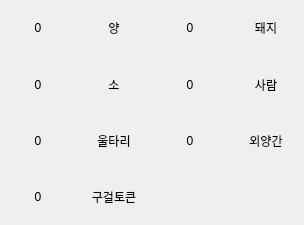
kimmoney/Agricola, file Agricola_Front/PersonalField/personal_resource.ui: the form before one commit.
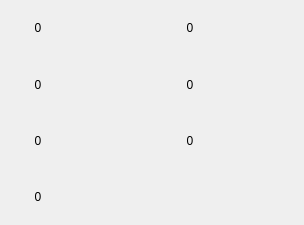
The form after the commit. The open tabs and pages were chosen to show the change. Icons and pictures are not drawn.

```diff
--- a/Agricola_Front/PersonalField/personal_resource.ui
+++ b/Agricola_Front/PersonalField/personal_resource.ui
@@ -447,8 +447,11 @@
              <verstretch>0</verstretch>
             </sizepolicy>
            </property>
+           <property name="styleSheet">
+            <string notr="true">border-image: url(:/newPrefix/images/worker_none.png);</string>
+           </property>
            <property name="text">
-            <string>사람</string>
+            <string/>
            </property>
            <property name="alignment">
             <set>Qt::AlignCenter</set>
@@ -463,8 +466,11 @@
              <verstretch>0</verstretch>
             </sizepolicy>
            </property>
+           <property name="styleSheet">
+            <string notr="true">border-image: url(:/newPrefix/images/fence_none.png);</string>
+           </property>
            <property name="text">
-            <string>울타리</string>
+            <string/>
            </property>
            <property name="alignment">
             <set>Qt::AlignCenter</set>
@@ -479,8 +485,11 @@
              <verstretch>0</verstretch>
             </sizepolicy>
            </property>
+           <property name="styleSheet">
+            <string notr="true">border-image: url(:/newPrefix/images/sheep.png);</string>
+           </property>
            <property name="text">
-            <string>양</string>
+            <string/>
            </property>
            <property name="alignment">
             <set>Qt::AlignCenter</set>
@@ -495,8 +504,11 @@
              <verstretch>0</verstretch>
             </sizepolicy>
            </property>
+           <property name="styleSheet">
+            <string notr="true">border-image: url(:/newPrefix/images/begging_token.png);</string>
+           </property>
            <property name="text">
-            <string>구걸토큰</string>
+            <string/>
            </property>
            <property name="alignment">
             <set>Qt::AlignCenter</set>
@@ -559,8 +571,11 @@
              <verstretch>0</verstretch>
             </sizepolicy>
            </property>
+           <property name="styleSheet">
+            <string notr="true">border-image: url(:/newPrefix/images/pig.png);</string>
+           </property>
            <property name="text">
-            <string>돼지</string>
+            <string/>
            </property>
            <property name="alignment">
             <set>Qt::AlignCenter</set>
@@ -591,8 +606,11 @@
              <verstretch>0</verstretch>
             </sizepolicy>
            </property>
+           <property name="styleSheet">
+            <string notr="true">border-image: url(:/newPrefix/images/barn_none.png);</string>
+           </property>
            <property name="text">
-            <string>외양간</string>
+            <string/>
            </property>
            <property name="alignment">
             <set>Qt::AlignCenter</set>
@@ -623,8 +641,11 @@
              <verstretch>0</verstretch>
             </sizepolicy>
            </property>
+           <property name="styleSheet">
+            <string notr="true">border-image: url(:/newPrefix/images/cow.png);</string>
+           </property>
            <property name="text">
-            <string>소</string>
+            <string/>
            </property>
            <property name="alignment">
             <set>Qt::AlignCenter</set>
```
Left out of the diff: 13 changed lines with no effect on the pictures.
